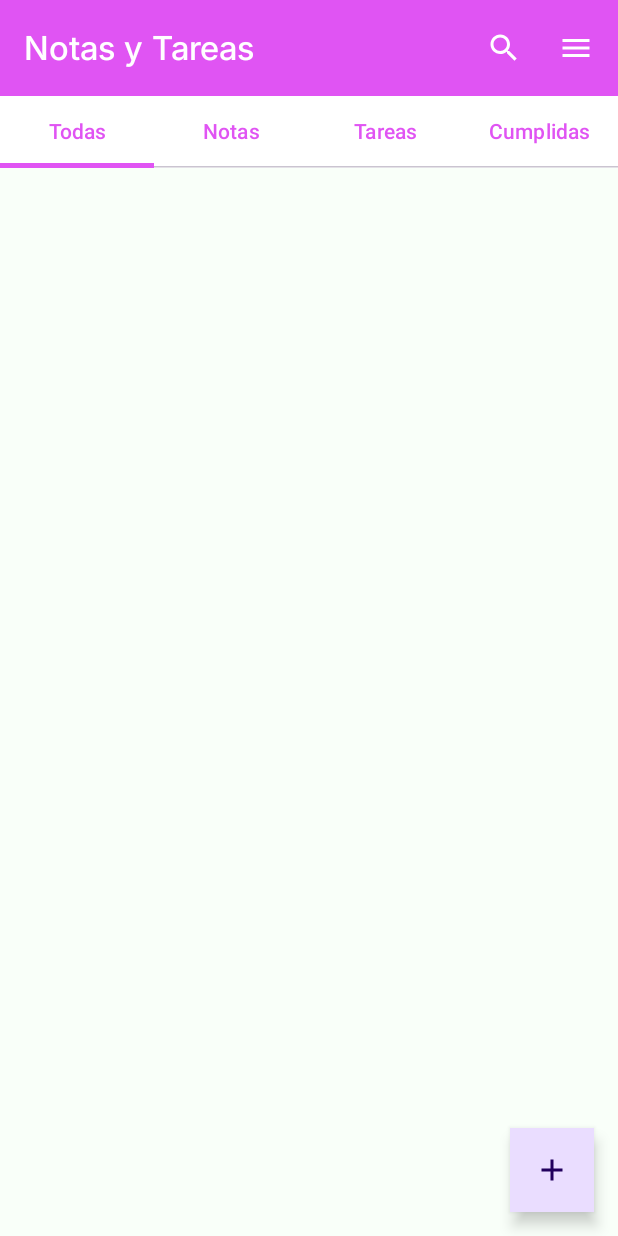
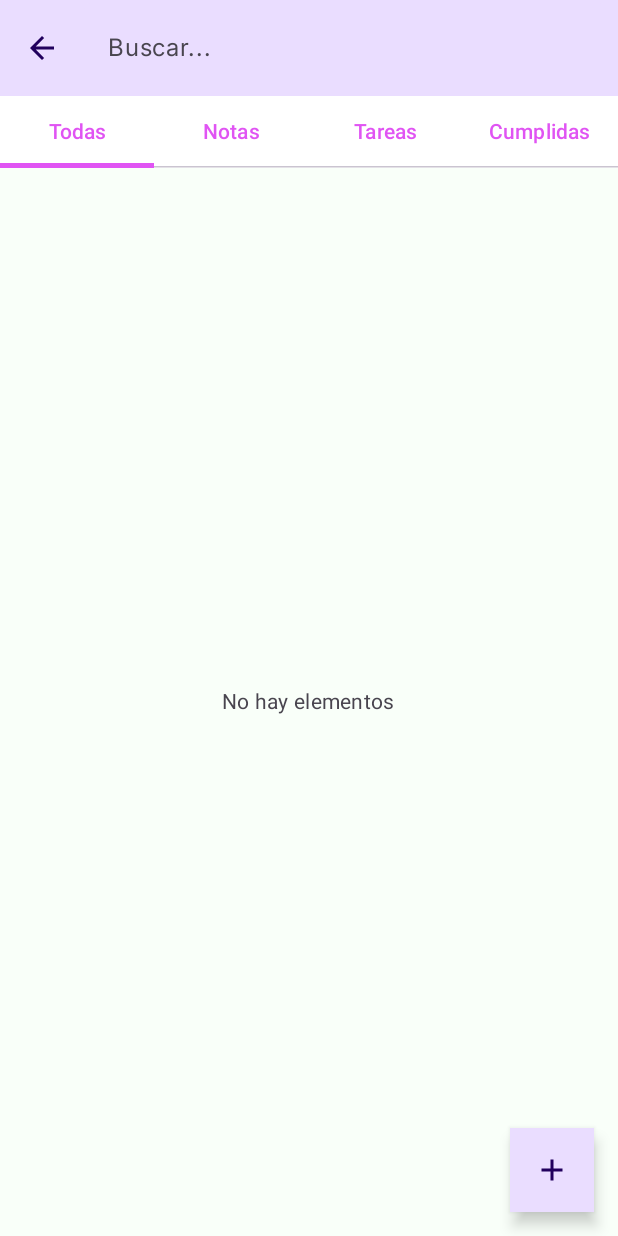
Before and after one commit to paolamontserrat/Proyecto-Final, an Android app built with Jetpack Compose: the screen it shows after launch (MainActivity), after a tap on "Buscar", on a phone screen of 412 x 824 dp. Run offline under Robolectric (Android 15) with nearby library versions, the phone set to English and light mode, and no system bars; our stand-ins replace Room's generated code, window size class.

Commit message:
Opción de busqueda pantalla principal

```diff
--- a/app/build.gradle.kts
+++ b/app/build.gradle.kts
@@ -69,6 +69,8 @@ dependencies {
     // Multimedia y utils
     implementation("com.google.accompanist:accompanist-permissions:0.32.0")  // Versión estable
     implementation("io.coil-kt:coil-compose:2.7.0")
+    implementation("io.coil-kt.coil3:coil-compose:3.0.0-rc01")
+    implementation("io.coil-kt.coil3:coil-network-ktor3:3.0.0-rc01")
     implementation("com.google.android.exoplayer:exoplayer:2.19.1")  // O usa media3 si prefieres
     // Tests (sin cambios)
     testImplementation(libs.junit)
--- a/app/src/main/java/com/example/notasymedia/ui/screens/MainScreen.kt
+++ b/app/src/main/java/com/example/notasymedia/ui/screens/MainScreen.kt
@@ -6,13 +6,16 @@ import androidx.compose.foundation.lazy.LazyColumn
 import androidx.compose.foundation.lazy.items
 import androidx.compose.material.icons.Icons
 import androidx.compose.material.icons.filled.Add
+import androidx.compose.material.icons.filled.ArrowBack
 import androidx.compose.material.icons.filled.Delete
 import androidx.compose.material.icons.filled.Menu
 import androidx.compose.material.icons.filled.Search
+import androidx.compose.material.icons.filled.Close
 import androidx.compose.material3.*
 import androidx.compose.runtime.*
 import androidx.compose.ui.Alignment
 import androidx.compose.ui.Modifier
+import androidx.compose.ui.graphics.Color
 import androidx.compose.ui.tooling.preview.Preview
 import androidx.compose.ui.unit.dp
 import androidx.lifecycle.viewmodel.compose.viewModel
@@ -33,29 +36,55 @@ fun MainScreen(
     onNavigateToForm: (Int) -> Unit,
     onNavigateToDetail: (Int) -> Unit,
     viewModel: NotaViewModel = viewModel()
+) {
+    var selectedTabIndex by remember { mutableStateOf(0) }
+    var isSearchActive by remember { mutableStateOf(false) }
+    var searchQuery by remember { mutableStateOf("") }
 
-) {
+    val todasNotas by viewModel.todasNotas.collectAsState(initial = emptyList())
+    val notas by viewModel.notas.collectAsState(initial = emptyList())
+    val tareas by viewModel.tareas.collectAsState(initial = emptyList())
+    val completadas by viewModel.completadas.collectAsState(initial = emptyList())
 
-    var selectedTabIndex by remember { mutableStateOf(0) }
+    // Determinar la lista base según la pestaña seleccionada
+    val baseList = when (selectedTabIndex) {
+        0 -> todasNotas
+        1 -> notas
+        2 -> tareas
+        3 -> completadas
+        else -> emptyList()
+    }
 
-    val listaNotas by produceState<List<NotaEntity>>(
-        initialValue = emptyList(),
-        key1 = selectedTabIndex,
-        producer = {
-            when (selectedTabIndex) {
-                0 -> viewModel.todasNotas.collect { value = it }
-                1 -> viewModel.notas.collect { value = it }
-                2 -> viewModel.tareas.collect { value = it }
-                3 -> viewModel.completadas.collect { value = it }
-                else -> {}
+    // Aplicar filtro de búsqueda si está activo
+    val listaNotas = remember(baseList, searchQuery, isSearchActive) {
+        if (isSearchActive && searchQuery.isNotBlank()) {
+            baseList.filter { nota ->
+                nota.titulo.contains(searchQuery, ignoreCase = true) ||
+                nota.descripcion.contains(searchQuery, ignoreCase = true)
+            }
+        } else {
+            baseList
         }
     }
-    )
 
     Scaffold(
-        //AppToolbar: Le pasamos el ID del recurso
-        topBar = { AppToolbar(titleResId = R.string.title_notas_tareas) },
-        //CustomFab: No se cambia aquí, se cambia en su definición
+        topBar = {
+            if (isSearchActive) {
+                SearchToolbar(
+                    query = searchQuery,
+                    onQueryChange = { searchQuery = it },
+                    onCloseSearch = {
+                        isSearchActive = false
+                        searchQuery = ""
+                    }
+                )
+            } else {
+                AppToolbar(
+                    titleResId = R.string.title_notas_tareas,
+                    onSearchClick = { isSearchActive = true }
+                )
+            }
+        },
         floatingActionButton = { CustomFab(onClick = { onNavigateToForm(-1) }) }
     ) { paddingValues ->
         Column(
@@ -68,6 +97,15 @@ fun MainScreen(
                 onTabSelected = { selectedTabIndex = it }
             )
 
+            if (listaNotas.isEmpty()) {
+                Box(modifier = Modifier.fillMaxSize(), contentAlignment = Alignment.Center) {
+                    Text(
+                        text = if (searchQuery.isNotEmpty()) "No se encontraron resultados" else "No hay elementos",
+                        style = MaterialTheme.typography.bodyMedium,
+                        color = MaterialTheme.colorScheme.onSurfaceVariant
+                    )
+                }
+            } else {
                 LazyColumn(contentPadding = PaddingValues(16.dp)) {
                     items(listaNotas) { nota ->
                         TaskCard(
@@ -82,6 +120,50 @@ fun MainScreen(
             }
         }
     }
+}
+
+@OptIn(ExperimentalMaterial3Api::class)
+@Composable
+fun SearchToolbar(
+    query: String,
+    onQueryChange: (String) -> Unit,
+    onCloseSearch: () -> Unit
+) {
+    TopAppBar(
+        title = {
+            TextField(
+                value = query,
+                onValueChange = onQueryChange,
+                placeholder = { Text("Buscar...") },
+                singleLine = true,
+                colors = TextFieldDefaults.colors(
+                    focusedContainerColor = MaterialTheme.colorScheme.primaryContainer,
+                    unfocusedContainerColor = MaterialTheme.colorScheme.primaryContainer,
+                    focusedIndicatorColor = Color.Transparent,
+                    unfocusedIndicatorColor = Color.Transparent
+                ),
+                modifier = Modifier.fillMaxWidth()
+            )
+        },
+        navigationIcon = {
+            IconButton(onClick = onCloseSearch) {
+                Icon(Icons.Filled.ArrowBack, contentDescription = "Cerrar búsqueda")
+            }
+        },
+        actions = {
+            if (query.isNotEmpty()) {
+                IconButton(onClick = { onQueryChange("") }) {
+                    Icon(Icons.Filled.Close, contentDescription = "Limpiar")
+                }
+            }
+        },
+        colors = TopAppBarDefaults.topAppBarColors(
+            containerColor = MaterialTheme.colorScheme.primaryContainer,
+            navigationIconContentColor = MaterialTheme.colorScheme.onPrimaryContainer,
+            actionIconContentColor = MaterialTheme.colorScheme.onPrimaryContainer
+        )
+    )
+}
 
 @Composable
 fun TaskCard(
@@ -91,7 +173,7 @@ fun TaskCard(
     onCompletar: () -> Unit = {},
     onEliminar: () -> Unit = {}
 ) {
-    val formatter = SimpleDateFormat("dd/MM/yyyy", Locale.getDefault())  // Formato de fecha
+    val formatter = SimpleDateFormat("dd/MM/yyyy", Locale.getDefault())
     val fechaTexto = formatter.format(nota.fechaCreacion)
     Card(
         modifier = modifier
@@ -128,14 +210,12 @@ fun TaskCard(
                     text = nota.descripcion.take(50) + if (nota.descripcion.length > 50) "..." else "",
                     style = MaterialTheme.typography.bodySmall
                 )
-                //Localización de "Tipo:"
                 Text(
                     text = stringResource(R.string.label_tipo, nota.tipo.name),
                     style = MaterialTheme.typography.bodySmall
                 )
             }
             IconButton(onClick = onEliminar) {
-                // Localización de contentDescription
                 Icon(Icons.Filled.Delete, contentDescription = stringResource(R.string.action_eliminar))
             }
         }
@@ -145,9 +225,9 @@ fun TaskCard(
 @OptIn(ExperimentalMaterial3Api::class)
 @Composable
 fun AppToolbar(
-    //Cambio de String a Int Resource ID
     titleResId: Int,
-    modifier: Modifier = Modifier
+    modifier: Modifier = Modifier,
+    onSearchClick: () -> Unit = {}
 ) {
     val containerColor = MaterialTheme.colorScheme.primary
     val contentColor = MaterialTheme.colorScheme.onPrimary
@@ -156,7 +236,6 @@ fun AppToolbar(
         modifier = modifier,
         title = {
             Text(
-                // 8. Uso de stringResource para el título
                 text = stringResource(titleResId),
                 style = MaterialTheme.typography.titleLarge
             )
@@ -168,12 +247,10 @@ fun AppToolbar(
             navigationIconContentColor = contentColor
         ),
         actions = {
-            IconButton(onClick = { /* Acción de búsqueda */ }) {
-                // 9. Uso de stringResource para contentDescription
+            IconButton(onClick = onSearchClick) {
                 Icon(Icons.Default.Search, contentDescription = stringResource(R.string.action_buscar))
             }
             IconButton(onClick = { /* Acción de menú */ }) {
-                // 10. Uso de stringResource para contentDescription
                 Icon(Icons.Default.Menu, contentDescription = stringResource(R.string.action_menu))
             }
         }
@@ -182,7 +259,6 @@ fun AppToolbar(
 
 @Composable
 fun FilterTabs(selectedTabIndex: Int, onTabSelected: (Int) -> Unit) {
-    //Reemplazamos las cadenas fijas por IDs de recursos
     val tabTitleResourceIds = listOf(
         R.string.tab_todas,
         R.string.tab_notas,
@@ -195,7 +271,6 @@ fun FilterTabs(selectedTabIndex: Int, onTabSelected: (Int) -> Unit) {
             Tab(
                 selected = index == selectedTabIndex,
                 onClick = { onTabSelected(index) },
-                //Uso de stringResource para el texto de la pestaña
                 text = { Text(stringResource(titleResId)) }
             )
         }
@@ -205,7 +280,6 @@ fun FilterTabs(selectedTabIndex: Int, onTabSelected: (Int) -> Unit) {
 @Composable
 fun CustomFab(onClick: () -> Unit) {
     FloatingActionButton(onClick = onClick) {
-        //Uso de stringResource para contentDescription
         Icon(Icons.Filled.Add, contentDescription = stringResource(R.string.action_crear_nuevo))
     }
 }
@@ -216,7 +290,6 @@ fun PreviewMainScreen() {
     NotasYMediaTheme {
         MainScreen(onNavigateToForm = {},
             onNavigateToDetail = {}
-
         )
     }
 }
--- a/build.gradle.kts
+++ b/build.gradle.kts
@@ -9,6 +9,6 @@ plugins {
     alias(libs.plugins.android.application) apply false
     alias(libs.plugins.kotlin.android) apply false
     alias(libs.plugins.kotlin.compose) apply false
-    id("com.android.library") version "8.13.1" apply false
+    id("com.android.library") version "8.12.1" apply false
     id("com.google.devtools.ksp") version "2.0.21-1.0.26" apply false
 }
--- a/gradle/libs.versions.toml
+++ b/gradle/libs.versions.toml
@@ -1,5 +1,5 @@
 [versions]
-agp = "8.13.1"
+agp = "8.12.1"
 kotlin = "2.0.21"
 coreKtx = "1.17.0"
 junit = "4.13.2"
```
Also changed, not shown: app/src/main/java/com/example/notasymedia/ui/screens/DetailScreen.kt (+46 -1 lines). Lines whose indentation alone changed are shown as unchanged.
